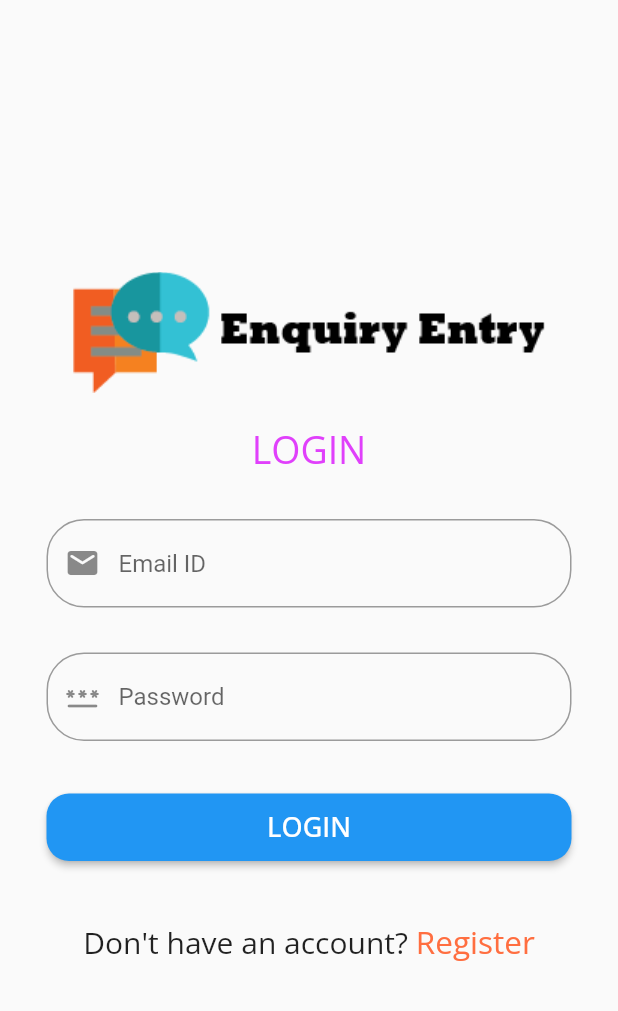
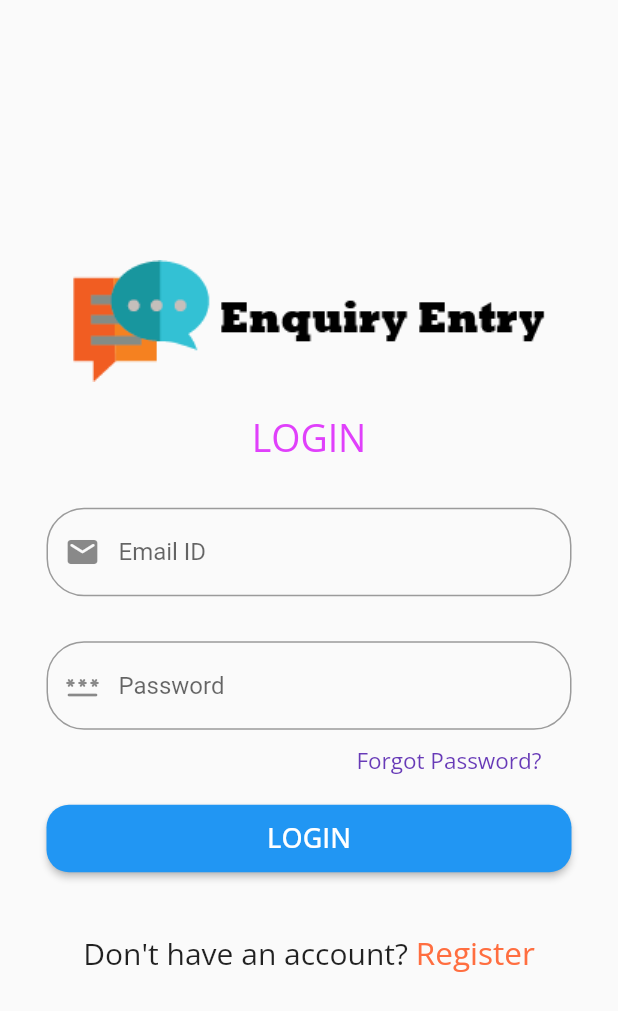
Before and after one commit to shubhamghadi123/LoginAndRegister-Flutter, a Flutter app: the screen it shows after launch, on a phone screen of 412 x 824 dp. Shown: the top 1011 px of the screen. Run offline on Flutter 3.47's test engine with Material 2 defaults, Android fonts, the phone set to English and light mode, and no system bars.

Commit message:
forgot password page added

```diff
--- a/lib/pages/login.dart
+++ b/lib/pages/login.dart
@@ -1,4 +1,5 @@
 import 'package:flutter/material.dart';
+import 'package:loginandregister/pages/forgot_password.dart';
 import 'package:loginandregister/pages/home.dart';
 import 'package:loginandregister/pages/register.dart';
 
@@ -65,7 +66,26 @@ class _LoginState extends State<Login> {
               ),
             ),
             const SizedBox(
-              height: 35,
+              height: 10,
+            ),
+            SizedBox(
+              width: 310,
+              child: Row(
+                mainAxisAlignment: MainAxisAlignment.end,
+                children: [
+                  GestureDetector(
+                    onTap: () {
+                      Navigator.push(context, MaterialPageRoute(builder: (context) => const FgPwd()));
+                    },
+                    child: const Text("Forgot Password?", style: TextStyle(
+                        fontSize: 15, color: Colors.deepPurple, fontFamily: 'OpenSans'),
+                    ),
+                  )
+                ],
+              ),
+            ),
+            const SizedBox(
+              height: 20,
             ),
             SizedBox(
               width: 350,
```
Also changed, not shown: lib/pages/forgot_password.dart (added, +71 -0 lines).
